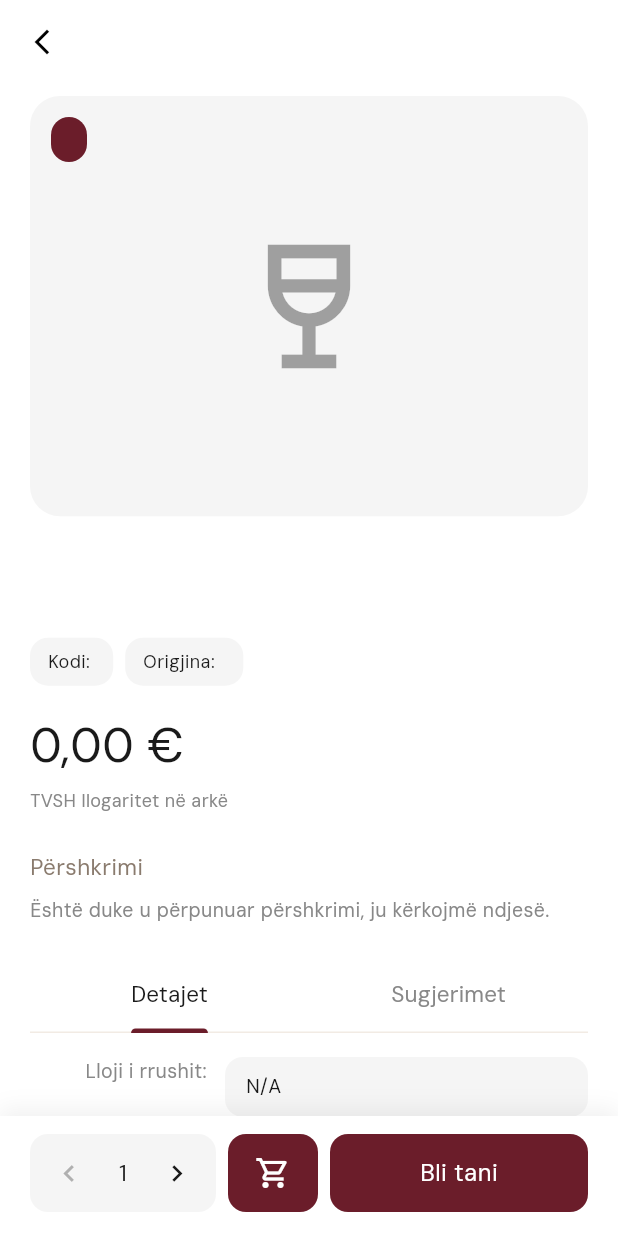
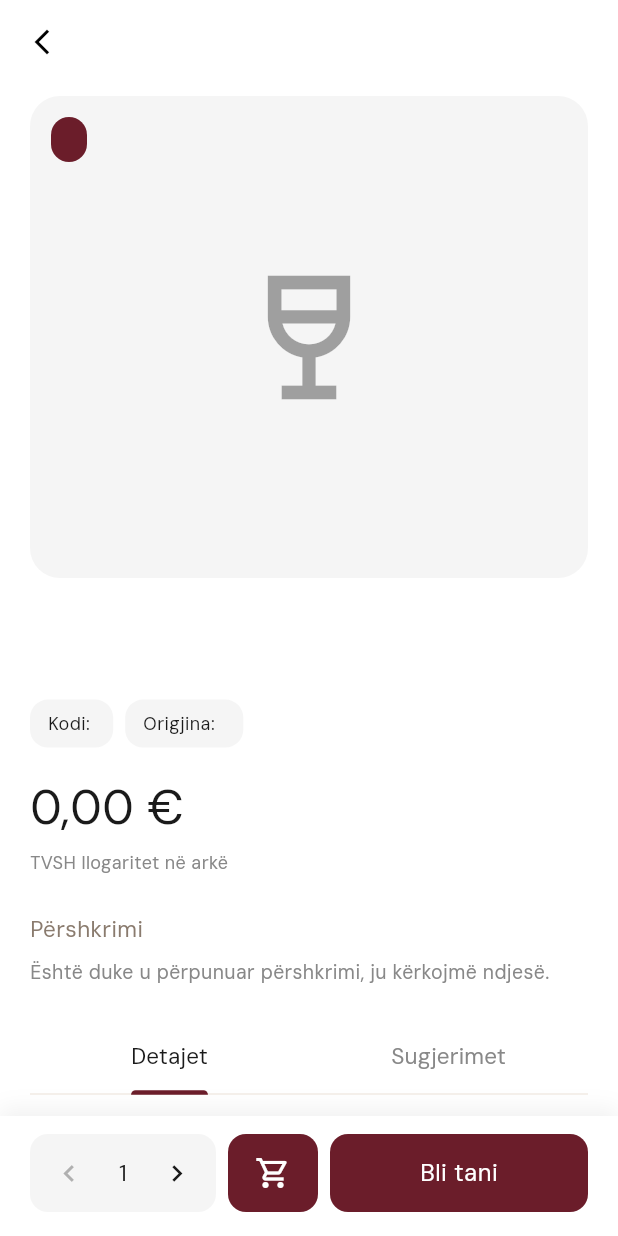
Before and after one commit to urimtusha28/cava_mobile, a Flutter app: the ProductDetailScreen screen opened directly with empty values, on a phone screen of 412 x 824 dp. Run offline on Flutter 3.47's test engine with Material 3 defaults, Android fonts, the phone set to English and light mode, and no system bars; our stand-ins replace animated_notch_bottom_bar, cached_network_image, cloud_firestore, firebase_core, flutter_native_splash, flutter_svg and 3 more; accounts and stored records are empty.

Commit message:
phase 12

```diff
--- a/lib/core/widgets/product_card.dart
+++ b/lib/core/widgets/product_card.dart
@@ -53,6 +53,7 @@ class ProductCard extends StatelessWidget {
                 ),
                 child: ProductImageView(
                   imageUrl: product.imageUrl,
+                  borderRadius: BorderRadius.circular(AppRadius.md),
                   placeholder: Center(
                     child: Icon(
                       _iconFor(product.categoryId),
--- a/lib/core/widgets/product_image_view.dart
+++ b/lib/core/widgets/product_image_view.dart
@@ -3,8 +3,8 @@ import 'package:flutter/material.dart';
 
 /// Network product image with identical placeholder/error fallback.
 ///
-/// Uses [CachedNetworkImage] (memory + disk cache). No layout properties —
-/// callers keep existing width, height, and decoration.
+/// Uses [CachedNetworkImage] (memory + disk cache). Real images use
+/// [BoxFit.cover] to fill the container; placeholders are unchanged.
 class ProductImageView extends StatelessWidget {
   const ProductImageView({
     super.key,
@@ -12,7 +12,8 @@ class ProductImageView extends StatelessWidget {
     required this.placeholder,
     this.width,
     this.height,
-    this.fit = BoxFit.contain,
+    this.fit = BoxFit.cover,
+    this.borderRadius,
   });
 
   final String? imageUrl;
@@ -20,6 +21,7 @@ class ProductImageView extends StatelessWidget {
   final double? width;
   final double? height;
   final BoxFit fit;
+  final BorderRadius? borderRadius;
 
   static bool hasUrl(String? url) => url != null && url.trim().isNotEmpty;
 
@@ -29,7 +31,7 @@ class ProductImageView extends StatelessWidget {
       return placeholder;
     }
 
-    return CachedNetworkImage(
+    final image = CachedNetworkImage(
       imageUrl: imageUrl!.trim(),
       width: width,
       height: height,
@@ -39,5 +41,11 @@ class ProductImageView extends StatelessWidget {
       placeholder: (_, _) => placeholder,
       errorWidget: (_, _, _) => placeholder,
     );
+
+    if (borderRadius != null) {
+      return ClipRRect(borderRadius: borderRadius!, child: image);
+    }
+
+    return image;
   }
 }
--- a/lib/features/products/presentation/screens/product_detail_screen.dart
+++ b/lib/features/products/presentation/screens/product_detail_screen.dart
@@ -182,12 +182,16 @@ class _ProductImage extends StatelessWidget {
 
   final ProductEntity product;
 
+  /// Hero image height ratio. Was 0.34 — +~15% for vertical bottle photos.
+  static const double _imageHeightRatio = 0.39;
+
   @override
   Widget build(BuildContext context) {
     final color = Color(product.placeholderColor ?? 0xFF6B1D2A);
     final imageUrl = ProductImageView.hasUrl(product.detailImageUrl)
         ? product.detailImageUrl
         : product.imageUrl;
+    final imageHeight = MediaQuery.sizeOf(context).height * _imageHeightRatio;
     final placeholder = Center(
       child: Icon(
         Icons.wine_bar_outlined,
@@ -199,7 +203,7 @@ class _ProductImage extends StatelessWidget {
     return Stack(
       children: [
         Container(
-          height: MediaQuery.sizeOf(context).height * 0.34,
+          height: imageHeight,
           width: double.infinity,
           decoration: BoxDecoration(
             color: AppColors.surfaceMuted,
@@ -208,7 +212,8 @@ class _ProductImage extends StatelessWidget {
           child: ProductImageView(
             imageUrl: imageUrl,
             width: double.infinity,
-            height: MediaQuery.sizeOf(context).height * 0.34,
+            height: imageHeight,
+            borderRadius: BorderRadius.circular(20),
             placeholder: placeholder,
           ),
         ),
```
Also changed, not shown: lib/core/widgets/product_grid_card.dart (+13 -2 lines), 3 other files.
